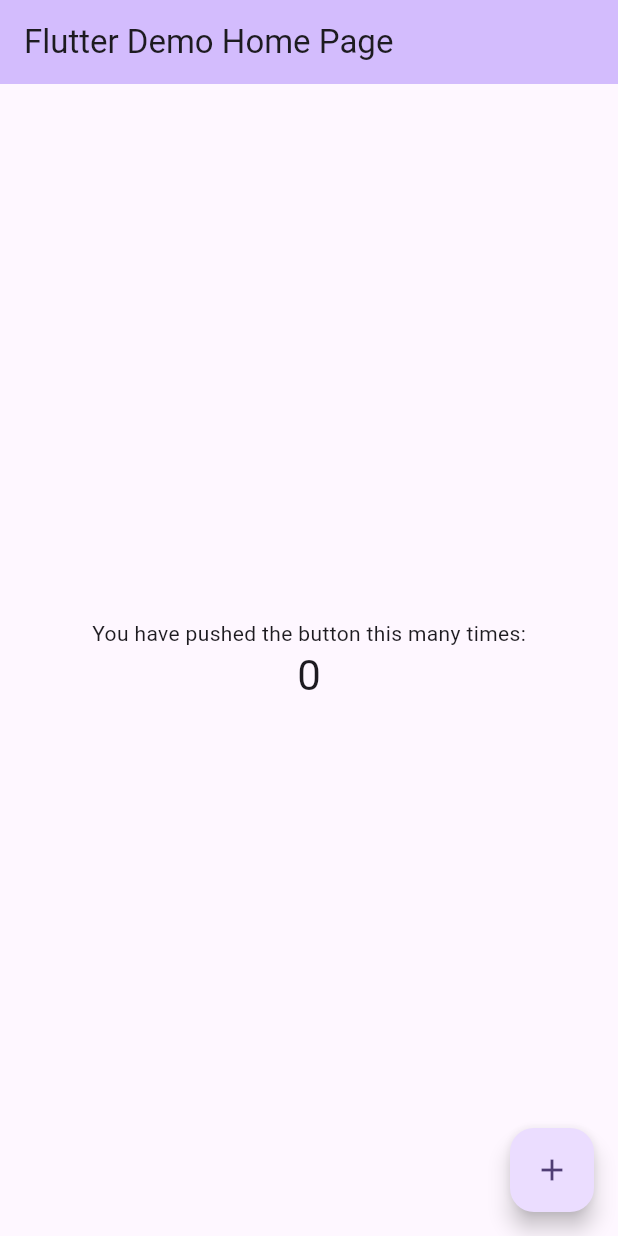
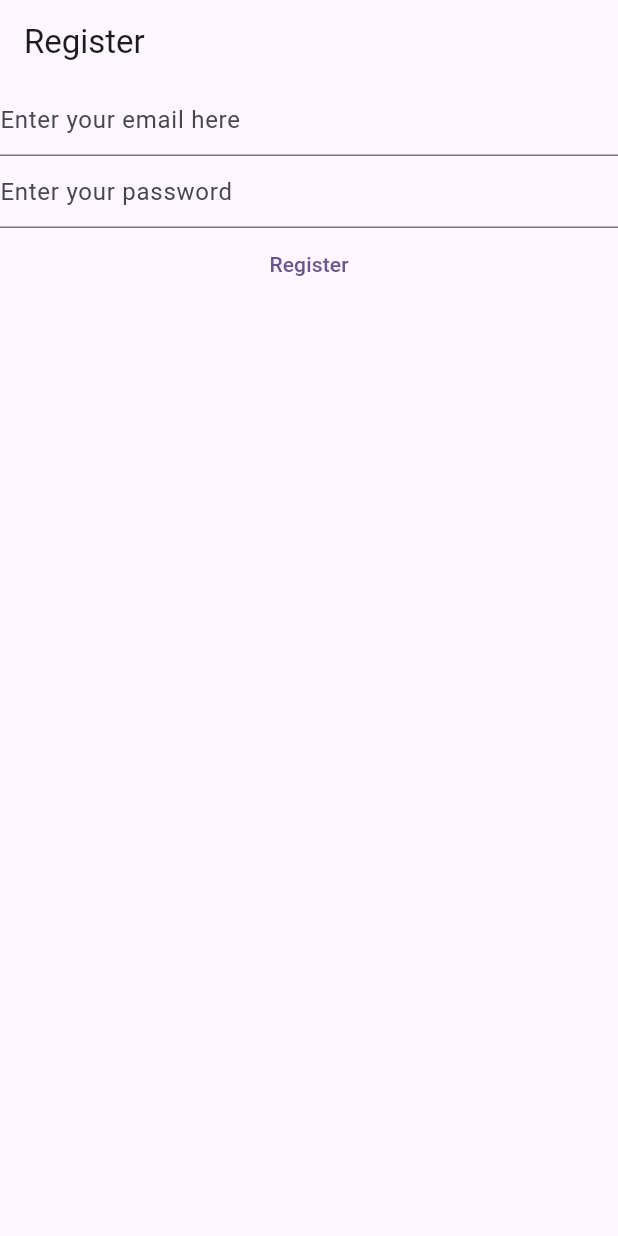
Before and after one commit to pabloboo/mynotes, a Flutter app: the screen it shows after launch, on a phone screen of 412 x 824 dp. Run offline on Flutter 3.47's test engine with Material 3 defaults, Android fonts, the phone set to English and light mode, and no system bars; our stand-ins replace firebase_auth, firebase_core; accounts and stored records are empty.

Commit message:
Basic registration screen

```diff
--- a/lib/main.dart
+++ b/lib/main.dart
@@ -1,69 +1,101 @@
+import 'package:firebase_core/firebase_core.dart';
 import 'package:flutter/material.dart';
+import 'package:firebase_auth/firebase_auth.dart';
+import 'firebase_options.dart';
 
 void main() {
-  runApp(const MyApp());
-}
-
-class MyApp extends StatelessWidget {
-  const MyApp({super.key});
-
-  @override
-  Widget build(BuildContext context) {
-    return MaterialApp(
+  WidgetsFlutterBinding.ensureInitialized();
+  runApp(
+    MaterialApp(
       title: 'Flutter Demo',
       theme: ThemeData(
         colorScheme: ColorScheme.fromSeed(seedColor: Colors.deepPurple),
         useMaterial3: true,
       ),
-      home: const MyHomePage(title: 'Flutter Demo Home Page'),
-    );
-  }
+      home: const HomePage(),
+    )
+  );
 }
 
-class MyHomePage extends StatefulWidget {
-  const MyHomePage({super.key, required this.title});
-
-  final String title;
+class HomePage extends StatefulWidget {
+  const HomePage({super.key});
 
   @override
-  State<MyHomePage> createState() => _MyHomePageState();
+  State<HomePage> createState() => _HomePageState();
 }
 
-class _MyHomePageState extends State<MyHomePage> {
-  int _counter = 0;
+class _HomePageState extends State<HomePage> {
 
-  void _incrementCounter() {
-    setState(() {
-      _counter++;
-    });
+  late final TextEditingController _email;
+  late final TextEditingController _password;
+
+  @override
+  void initState() {
+    _email = TextEditingController();
+    _password = TextEditingController();
+    super.initState();
+  }
+
+  @override
+  void dispose() {
+    _email.dispose();
+    _password.dispose();
+    super.dispose();
   }
 
   @override
   Widget build(BuildContext context) {
     return Scaffold(
-      appBar: AppBar(
-        backgroundColor: Theme.of(context).colorScheme.inversePrimary,
-        title: Text(widget.title),
-      ),
-      body: Center(
-        child: Column(
-          mainAxisAlignment: MainAxisAlignment.center,
-          children: <Widget>[
-            const Text(
-              'You have pushed the button this many times:',
+      appBar:
+        AppBar(
+          title: const Text('Register'),
+        ),
+        body: FutureBuilder(
+          future: Firebase.initializeApp(
+              options: DefaultFirebaseOptions.currentPlatform,
             ),
-            Text(
-              '$_counter',
-              style: Theme.of(context).textTheme.headlineMedium,
-            ),
-          ],
+          builder: (context, snapshot) {
+            switch (snapshot.connectionState) {
+              case ConnectionState.done:
+                return Column(
+                  children: [
+                    TextField(
+                      controller: _email,
+                      enableSuggestions: false,
+                      autocorrect: false,
+                      keyboardType: TextInputType.emailAddress,
+                      decoration: const InputDecoration(
+                        hintText: 'Enter your email here',
+                      ),
+                    ),
+                    TextField(
+                      controller: _password,
+                      obscureText: true,
+                      enableSuggestions: false,
+                      autocorrect: false,
+                      decoration: const InputDecoration(
+                        hintText: 'Enter your password',
+                      ),
+                    ),
+                    TextButton(
+                      onPressed: () async {
+                        final email = _email.text;
+                        final password = _password.text;
+                        final userCredential =  await FirebaseAuth.instance.createUserWithEmailAndPassword(
+                          email: email,
+                          password: password
+                        );
+                        print(userCredential);
+                      },
+                      child: const Text('Register'),
+                    ),
+                  ],
+                );
+              default:
+                return const Text('Loading...');
+            }
+          },
         ),
-      ),
-      floatingActionButton: FloatingActionButton(
-        onPressed: _incrementCounter,
-        tooltip: 'Increment',
-        child: const Icon(Icons.add),
-      ),
     );
   }
 }
```
Also changed, not shown: 1 other file.
